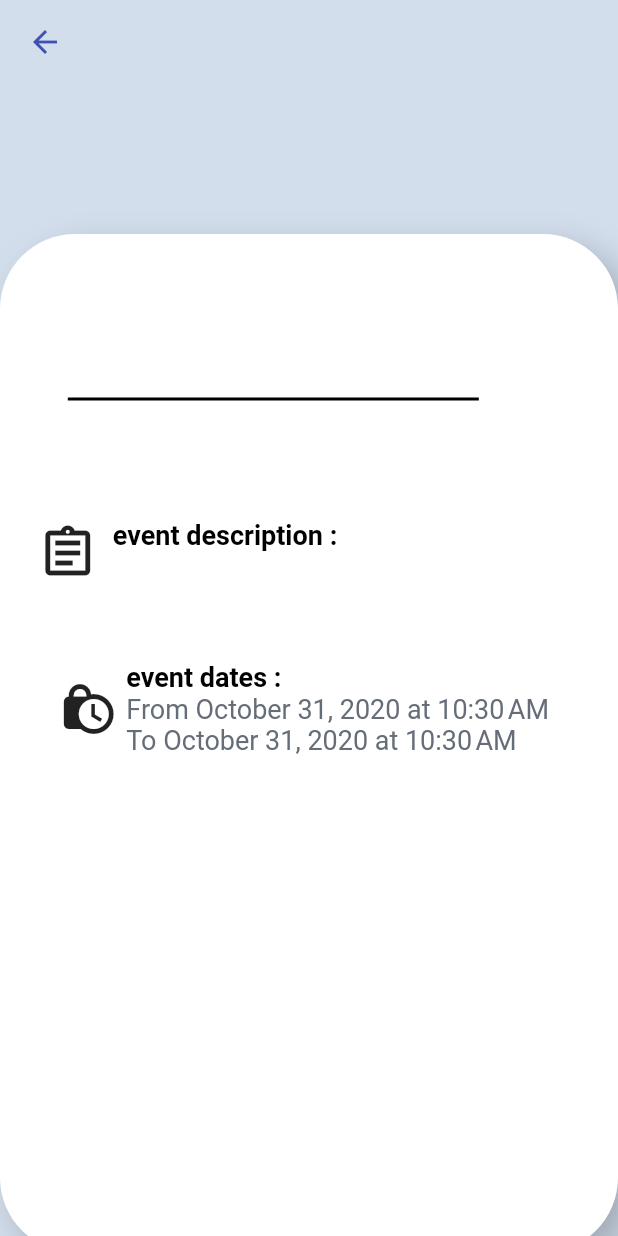
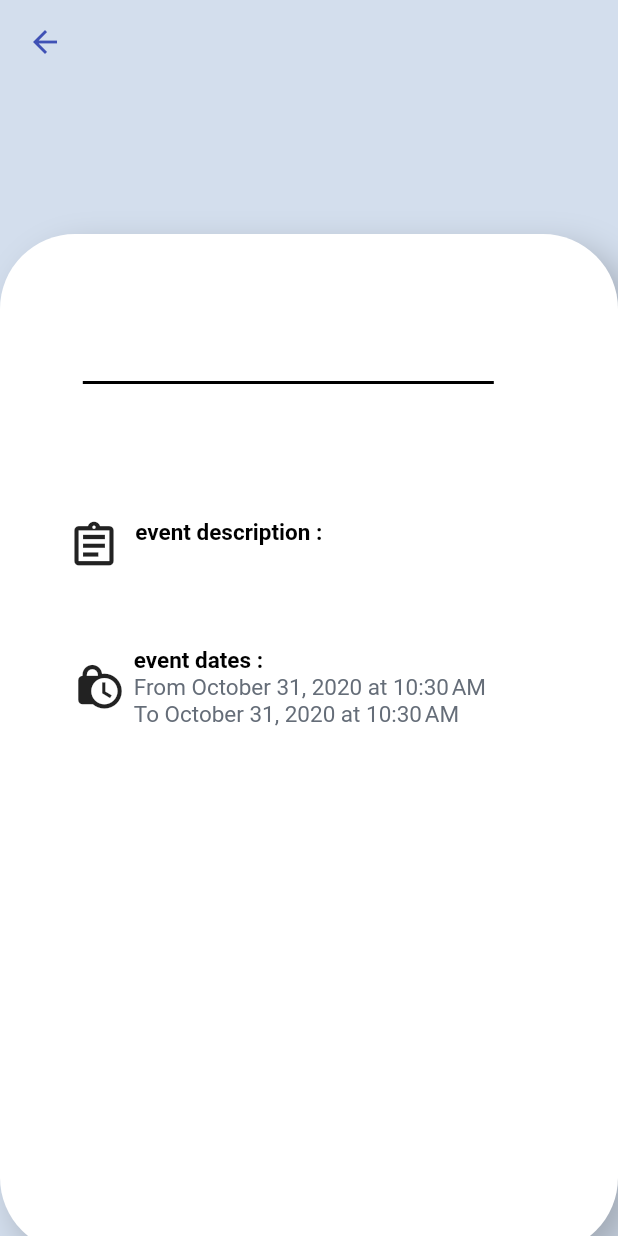
Before and after one commit to CocodeApp/co-code, a Flutter app: the event screen opened directly with empty values, on a phone screen of 412 x 824 dp. Run offline on Flutter 3.47's test engine with Material 2 defaults, Android fonts, the phone set to English and light mode, and no system bars; our stand-ins replace cloud_firestore, convex_bottom_bar, dots_indicator, firebase_auth, firebase_core, flutter_bloc and 7 more; missing offline and left inert: adobe_xd, flutter_form_bloc, form_bloc, googleapis, kf_drawer, slimy_card and 1 more; accounts and stored records are empty; Roboto replaces fonts that are missing (Microsoft PhagsPa); statements that could not run were skipped.

Commit message:
fixes and additions

```diff
--- a/cocode/lib/features/addEvents/viewEvent.dart
+++ b/cocode/lib/features/addEvents/viewEvent.dart
@@ -62,7 +62,7 @@ class event extends StatelessWidget {
           ),
           //name
           Transform.translate(
-            offset: Offset(45.2, 150.0),
+            offset: Offset(55.2, 150.0),
             child: SizedBox(
               width: 274.0,
               child: Column(
@@ -71,7 +71,7 @@ class event extends StatelessWidget {
                     eventDetails['name'],
                     style: TextStyle(
                       fontFamily: 'Microsoft Sans Serif',
-                      fontSize: 45,
+                      fontSize: 35,
                       color: const Color(0xff656d78),
                     ),
                     textAlign: TextAlign.center,
@@ -86,12 +86,15 @@ class event extends StatelessWidget {
           ),
 
           Transform.translate(
-            offset: Offset(25.2, 290.0),
+            offset: Offset(35.2, 290.0),
             child: Column(
               children: [
                 Row(
                   children: [
-                    Icon(Icons.assignment_outlined, size: 40.0),
+                    SizedBox(
+                      width: 10.0,
+                    ),
+                    Icon(Icons.assignment_outlined, size: 35.0),
                     SizedBox(
                       width: 10.0,
                     ),
@@ -104,7 +107,7 @@ class event extends StatelessWidget {
                             'event description : ',
                             style: TextStyle(
                               fontFamily: 'Microsoft PhagsPa',
-                              fontSize: 18,
+                              fontSize: 15,
                               color: const Color(0xff000000),
                               fontWeight: FontWeight.bold,
                             ),
@@ -114,7 +117,7 @@ class event extends StatelessWidget {
                             eventDetails['description'],
                             style: TextStyle(
                               fontFamily: 'Microsoft PhagsPa',
-                              fontSize: 21,
+                              fontSize: 15,
                               color: const Color(0xff656d78),
                             ),
                             textAlign: TextAlign.left,
@@ -131,7 +134,7 @@ class event extends StatelessWidget {
                   width: 384.0,
                   child: Row(
                     children: [
-                      Icon(Icons.lock_clock, size: 40.0),
+                      Icon(Icons.lock_clock, size: 35.0),
                       SizedBox(
                         width: 5.0,
                       ),
@@ -142,7 +145,7 @@ class event extends StatelessWidget {
                             'event dates : ',
                             style: TextStyle(
                               fontFamily: 'Microsoft PhagsPa',
-                              fontSize: 18,
+                              fontSize: 15,
                               color: const Color(0xff000000),
                               fontWeight: FontWeight.bold,
                             ),
@@ -160,7 +163,7 @@ class event extends StatelessWidget {
                                 endtime,
                             style: TextStyle(
                               fontFamily: 'Microsoft PhagsPa',
-                              fontSize: 18,
+                              fontSize: 15,
                               color: const Color(0xff656d78),
                             ),
                             textAlign: TextAlign.left,
```
Also changed, not shown: cocode/lib/features/postIdea/form.dart (+12 -0 lines).
